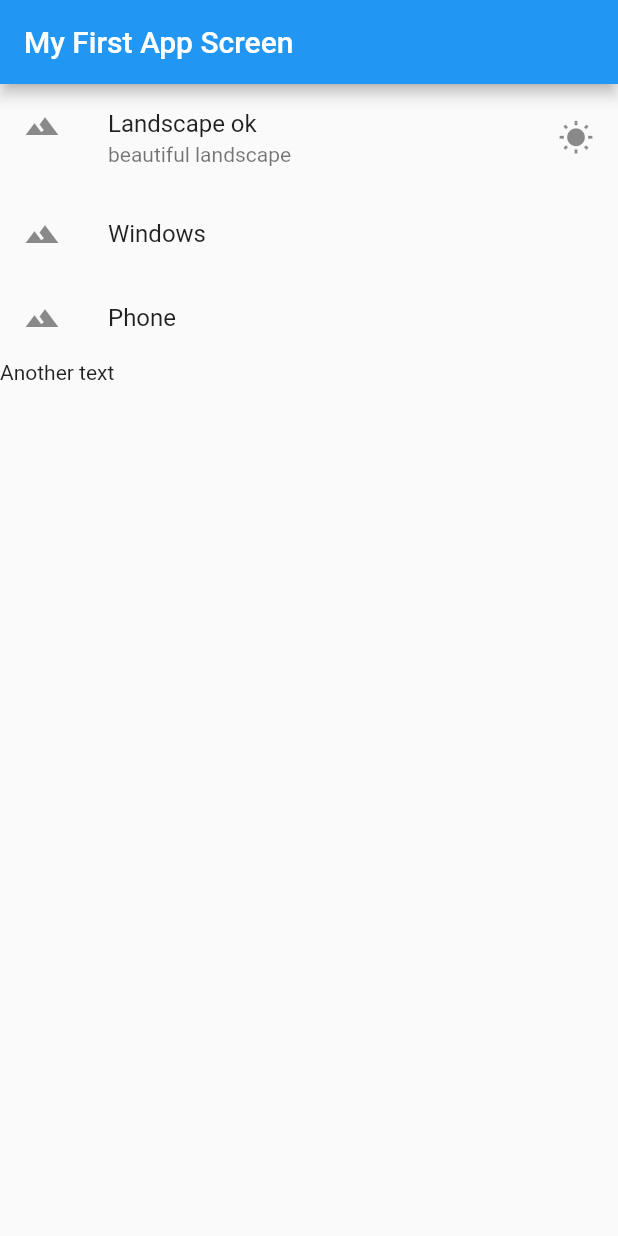
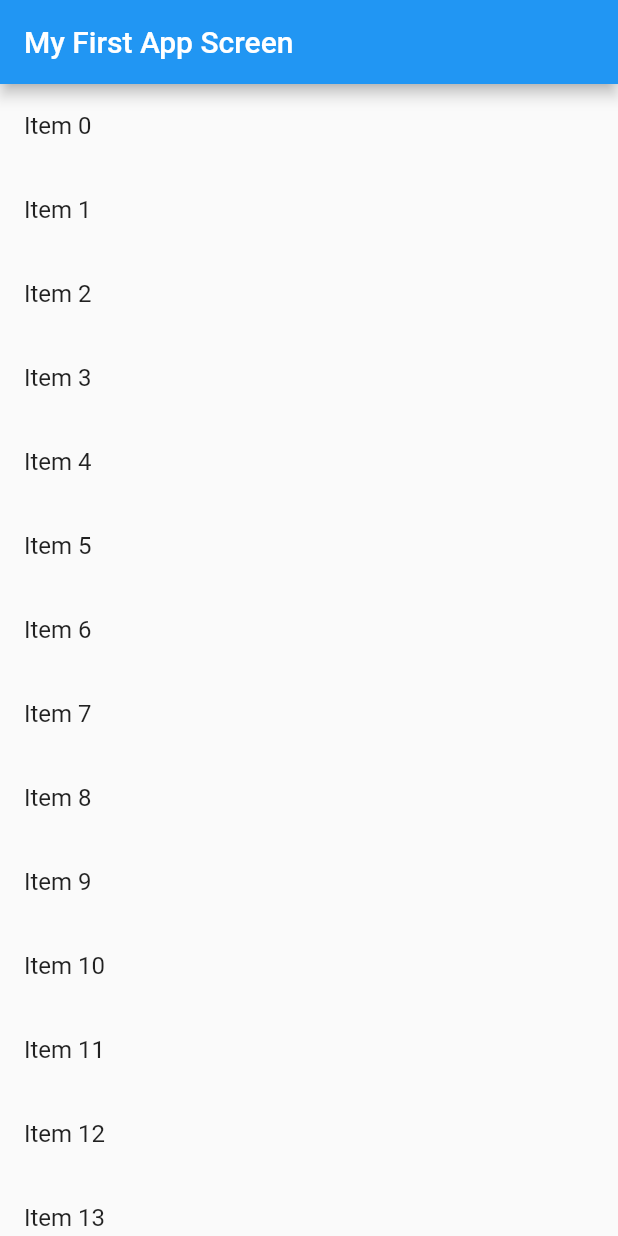
Before and after one commit to ankitmendiratta/Fluter-Add-Logic, a Flutter app: the screen it shows after launch, on a phone screen of 412 x 824 dp. Run offline on Flutter 3.47's test engine with Material 2 defaults, Android fonts, the phone set to English and light mode, and no system bars.

```diff
--- a/lib/main.dart
+++ b/lib/main.dart
@@ -1,3 +1,4 @@
+
 import 'package:flutter/material.dart';
 import './first_screen.dart';
 import './home.dart';
@@ -49,36 +50,53 @@ class MyFlutterApp extends StatelessWidget {
         title: 'My Flutter App',
         home: new Scaffold(
           appBar: AppBar(title: Text('My First App Screen')),
-          body: Scaffold(
-            body: getlistview(),
-          ),
+          body: getListView(),
         ));
   }
 }
 
-Widget getlistview() {
-  var list = ListView(
-    children: <Widget>[
-      ListTile(
-        title: Text('Landscape ok'),
-        subtitle: Text('beautiful landscape'),
-        leading: Icon(Icons.landscape),
-        trailing: Icon(Icons.wb_sunny),
-        onTap: () {
-          debugPrint('Landscape tapped');
-        },
-      ),
-      ListTile(
-        title: Text('Windows'),
-        leading: Icon(Icons.landscape),
-      ),
-      ListTile(
-        title: Text('Phone'),
-        leading: Icon(Icons.landscape),
-      ),
-      Text('Another text')
-    ],
-  );
+List<String> getListElements() {
+  var item = List<String>.generate(50, (Counter) => 'Item $Counter');
+  return item;
+}
+
+Widget getListView() {
+  var getlistelements = getListElements();
+  var list = ListView.builder(itemBuilder: (context, index) {
+    return ListTile(
+      title: Text(getlistelements[index]),
+      onTap: (){
+         debugPrint('${getlistelements[index]} Tapped');
+      },
+    );
+  });
 
   return list;
 }
+
+// Widget getlistview() {
+//   var list = ListView(
+//     children: <Widget>[
+//       ListTile(
+//         title: Text('Landscape ok'),
+//         subtitle: Text('beautiful landscape'),
+//         leading: Icon(Icons.landscape),
+//         trailing: Icon(Icons.wb_sunny),
+//         onTap: () {
+//           debugPrint('Landscape tapped');
+//         },
+//       ),
+//       ListTile(
+//         title: Text('Windows'),
+//         leading: Icon(Icons.landscape),
+//       ),
+//       ListTile(
+//         title: Text('Phone'),
+//         leading: Icon(Icons.landscape),
+//       ),
+//       Text('Another text')
+//     ],
+//   );
+
+//   return list;
+// }
```
